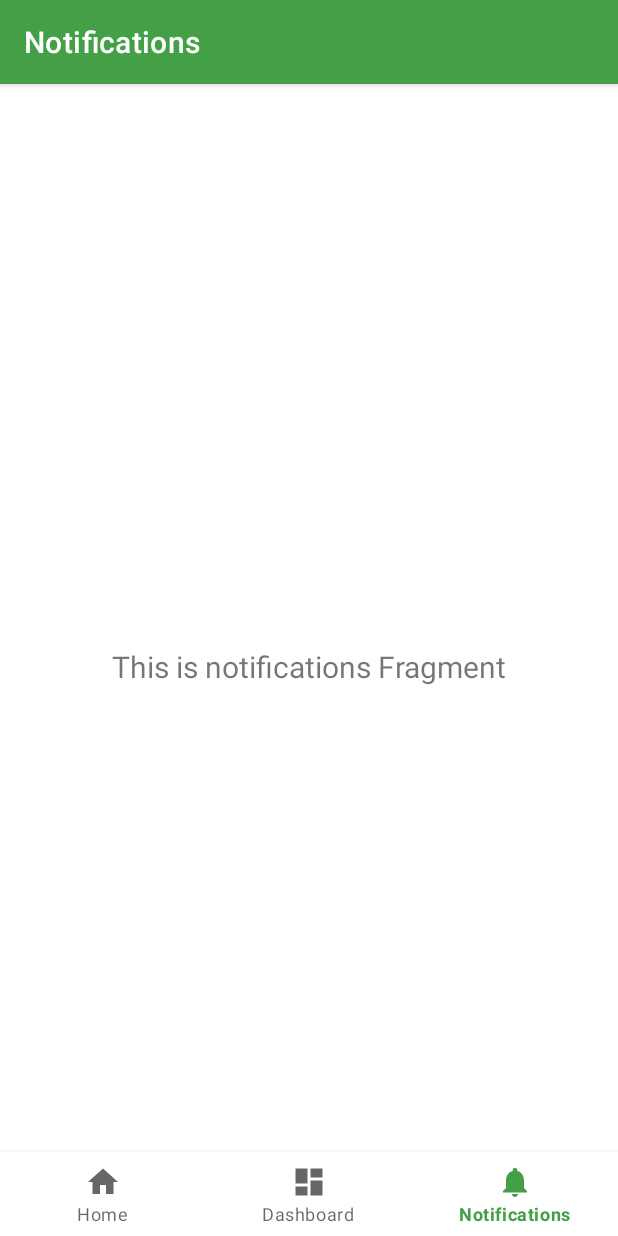
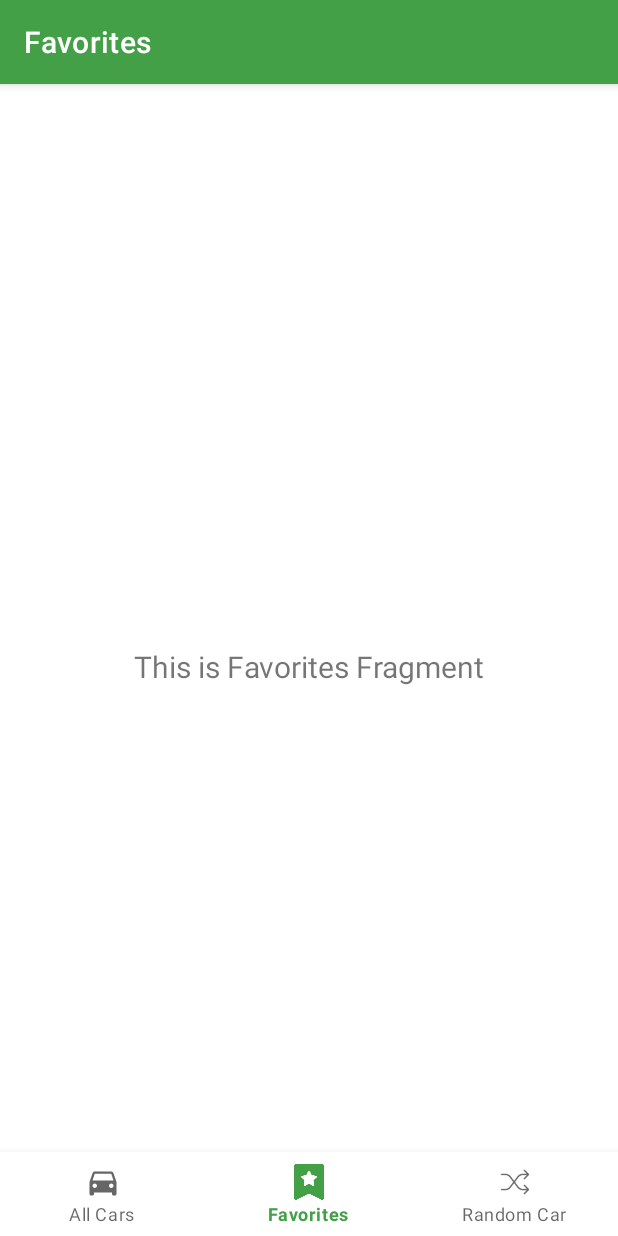
Before and after one commit to DavinderSinghKharoud/FavCars, an Android app: the FavoriteCarsFragment screen opened through its navigation route, on a phone screen of 412 x 824 dp. Run offline under Robolectric (Android 15) with nearby library versions, the phone set to English and light mode, and no system bars; our stand-ins replace Room's generated code, navigation-ui.

```diff
--- a/app/src/main/java/com/example/favcars/view/activities/MainActivity.kt
+++ b/app/src/main/java/com/example/favcars/view/activities/MainActivity.kt
@@ -27,7 +27,7 @@ class MainActivity : AppCompatActivity() {
         // menu should be considered as top level destinations.
         val appBarConfiguration = AppBarConfiguration(
             setOf(
-                R.id.navigation_home, R.id.navigation_dashboard, R.id.navigation_notifications
+                R.id.navigation_all_cars, R.id.navigation_favorite_cars, R.id.navigation_random_cars
             )
         )
         setupActionBarWithNavController(navController, appBarConfiguration)
--- a/app/src/main/java/com/example/favcars/view/fragments/NotificationsFragment.kt
+++ b/app/src/main/java/com/example/favcars/view/fragments/FavoriteCarsFragment.kt
@@ -8,13 +8,13 @@ import android.widget.TextView
 import androidx.fragment.app.Fragment
 import androidx.lifecycle.Observer
 import androidx.lifecycle.ViewModelProvider
-import com.example.favcars.databinding.FragmentNotificationsBinding
-import com.example.favcars.view_model.NotificationsViewModel
+import com.example.favcars.databinding.FragmentFavoriteCarsBinding
+import com.example.favcars.view_model.DashboardViewModel
 
-class NotificationsFragment : Fragment() {
+class FavoriteCarsFragment : Fragment() {
 
-    private lateinit var notificationsViewModel: NotificationsViewModel
-    private var _binding: FragmentNotificationsBinding? = null
+    private lateinit var dashboardViewModel: DashboardViewModel
+    private var _binding: FragmentFavoriteCarsBinding? = null
 
     // This property is only valid between onCreateView and
     // onDestroyView.
@@ -25,14 +25,14 @@ class NotificationsFragment : Fragment() {
         container: ViewGroup?,
         savedInstanceState: Bundle?
     ): View? {
-        notificationsViewModel =
-            ViewModelProvider(this).get(NotificationsViewModel::class.java)
+        dashboardViewModel =
+            ViewModelProvider(this).get(DashboardViewModel::class.java)
 
-        _binding = FragmentNotificationsBinding.inflate(inflater, container, false)
+        _binding = FragmentFavoriteCarsBinding.inflate(inflater, container, false)
         val root: View = binding.root
 
-        val textView: TextView = binding.textNotifications
-        notificationsViewModel.text.observe(viewLifecycleOwner, Observer {
+        val textView: TextView = binding.textDashboard
+        dashboardViewModel.text.observe(viewLifecycleOwner, Observer {
             textView.text = it
         })
         return root
--- a/app/src/main/java/com/example/favcars/view/fragments/DashboardFragment.kt
+++ b/app/src/main/java/com/example/favcars/view/fragments/RandomCarsFragment.kt
@@ -8,13 +8,13 @@ import android.widget.TextView
 import androidx.fragment.app.Fragment
 import androidx.lifecycle.Observer
 import androidx.lifecycle.ViewModelProvider
-import com.example.favcars.databinding.FragmentDashboardBinding
-import com.example.favcars.view_model.DashboardViewModel
+import com.example.favcars.databinding.FragmentRandomCarsBinding
+import com.example.favcars.view_model.NotificationsViewModel
 
-class DashboardFragment : Fragment() {
+class RandomCarsFragment : Fragment() {
 
-    private lateinit var dashboardViewModel: DashboardViewModel
-    private var _binding: FragmentDashboardBinding? = null
+    private lateinit var notificationsViewModel: NotificationsViewModel
+    private var _binding: FragmentRandomCarsBinding? = null
 
     // This property is only valid between onCreateView and
     // onDestroyView.
@@ -25,14 +25,14 @@ class DashboardFragment : Fragment() {
         container: ViewGroup?,
         savedInstanceState: Bundle?
     ): View? {
-        dashboardViewModel =
-            ViewModelProvider(this).get(DashboardViewModel::class.java)
+        notificationsViewModel =
+            ViewModelProvider(this).get(NotificationsViewModel::class.java)
 
-        _binding = FragmentDashboardBinding.inflate(inflater, container, false)
+        _binding = FragmentRandomCarsBinding.inflate(inflater, container, false)
         val root: View = binding.root
 
-        val textView: TextView = binding.textDashboard
-        dashboardViewModel.text.observe(viewLifecycleOwner, Observer {
+        val textView: TextView = binding.textNotifications
+        notificationsViewModel.text.observe(viewLifecycleOwner, Observer {
             textView.text = it
         })
         return root
--- a/app/src/main/java/com/example/favcars/view_model/DashboardViewModel.kt
+++ b/app/src/main/java/com/example/favcars/view_model/DashboardViewModel.kt
@@ -7,7 +7,7 @@ import androidx.lifecycle.ViewModel
 class DashboardViewModel : ViewModel() {
 
     private val _text = MutableLiveData<String>().apply {
-        value = "This is dashboard Fragment"
+        value = "This is Favorites Fragment"
     }
     val text: LiveData<String> = _text
 }
--- a/app/src/main/java/com/example/favcars/view_model/NotificationsViewModel.kt
+++ b/app/src/main/java/com/example/favcars/view_model/NotificationsViewModel.kt
@@ -7,7 +7,7 @@ import androidx.lifecycle.ViewModel
 class NotificationsViewModel : ViewModel() {
 
     private val _text = MutableLiveData<String>().apply {
-        value = "This is notifications Fragment"
+        value = "This is random cars Fragment"
     }
     val text: LiveData<String> = _text
 }
--- /dev/null
+++ b/app/src/main/res/drawable/ic_baseline_favorite_border_24.xml
@@ -0,0 +1,10 @@
+<vector xmlns:android="http://schemas.android.com/apk/res/android"
+    android:width="24dp"
+    android:height="24dp"
+    android:viewportWidth="24"
+    android:viewportHeight="24"
+    android:tint="?attr/colorControlNormal">
+  <path
+      android:fillColor="@android:color/white"
+      android:pathData="M16.5,3c-1.74,0 -3.41,0.81 -4.5,2.09C10.91,3.81 9.24,3 7.5,3 4.42,3 2,5.42 2,8.5c0,3.78 3.4,6.86 8.55,11.54L12,21.35l1.45,-1.32C18.6,15.36 22,12.28 22,8.5 22,5.42 19.58,3 16.5,3zM12.1,18.55l-0.1,0.1 -0.1,-0.1C7.14,14.24 4,11.39 4,8.5 4,6.5 5.5,5 7.5,5c1.54,0 3.04,0.99 3.57,2.36h1.87C13.46,5.99 14.96,5 16.5,5c2,0 3.5,1.5 3.5,3.5 0,2.89 -3.14,5.74 -7.9,10.05z"/>
+</vector>
--- /dev/null
+++ b/app/src/main/res/drawable/ic_car.xml
@@ -0,0 +1,10 @@
+<vector xmlns:android="http://schemas.android.com/apk/res/android"
+    android:width="24dp"
+    android:height="24dp"
+    android:viewportWidth="24"
+    android:viewportHeight="24"
+    android:tint="?attr/colorControlNormal">
+  <path
+      android:fillColor="@android:color/white"
+      android:pathData="M18.92,6.01C18.72,5.42 18.16,5 17.5,5h-11c-0.66,0 -1.21,0.42 -1.42,1.01L3,12v8c0,0.55 0.45,1 1,1h1c0.55,0 1,-0.45 1,-1v-1h12v1c0,0.55 0.45,1 1,1h1c0.55,0 1,-0.45 1,-1v-8l-2.08,-5.99zM6.5,16c-0.83,0 -1.5,-0.67 -1.5,-1.5S5.67,13 6.5,13s1.5,0.67 1.5,1.5S7.33,16 6.5,16zM17.5,16c-0.83,0 -1.5,-0.67 -1.5,-1.5s0.67,-1.5 1.5,-1.5 1.5,0.67 1.5,1.5 -0.67,1.5 -1.5,1.5zM5,11l1.5,-4.5h11L19,11L5,11z"/>
+</vector>
--- a/app/src/main/res/layout/fragment_dashboard.xml
+++ b/app/src/main/res/layout/fragment_favorite_cars.xml
@@ -4,7 +4,7 @@
     xmlns:tools="http://schemas.android.com/tools"
     android:layout_width="match_parent"
     android:layout_height="match_parent"
-    tools:context=".view.fragments.DashboardFragment">
+    tools:context=".view.fragments.FavoriteCarsFragment">
 
     <TextView
         android:id="@+id/text_dashboard"
--- a/app/src/main/res/layout/fragment_notifications.xml
+++ b/app/src/main/res/layout/fragment_random_cars.xml
@@ -4,7 +4,7 @@
     xmlns:tools="http://schemas.android.com/tools"
     android:layout_width="match_parent"
     android:layout_height="match_parent"
-    tools:context=".view.fragments.NotificationsFragment">
+    tools:context=".view.fragments.RandomCarsFragment">
 
     <TextView
         android:id="@+id/text_notifications"
--- a/app/src/main/res/menu/bottom_nav_menu.xml
+++ b/app/src/main/res/menu/bottom_nav_menu.xml
@@ -2,18 +2,18 @@
 <menu xmlns:android="http://schemas.android.com/apk/res/android">
 
     <item
-        android:id="@+id/navigation_home"
-        android:icon="@drawable/ic_home_black_24dp"
-        android:title="@string/title_home" />
+        android:id="@+id/navigation_all_cars"
+        android:icon="@drawable/ic_car"
+        android:title="@string/title_all_cars" />
 
     <item
-        android:id="@+id/navigation_dashboard"
-        android:icon="@drawable/ic_dashboard_black_24dp"
-        android:title="@string/title_dashboard" />
+        android:id="@+id/navigation_favorite_cars"
+        android:icon="@drawable/ic_favorite"
+        android:title="@string/title_favorite_cars" />
 
     <item
-        android:id="@+id/navigation_notifications"
-        android:icon="@drawable/ic_notifications_black_24dp"
-        android:title="@string/title_notifications" />
+        android:id="@+id/navigation_random_cars"
+        android:icon="@drawable/ic_random"
+        android:title="@string/title_random_cars" />
 
 </menu>
--- a/app/src/main/res/navigation/mobile_navigation.xml
+++ b/app/src/main/res/navigation/mobile_navigation.xml
@@ -3,23 +3,23 @@
     xmlns:app="http://schemas.android.com/apk/res-auto"
     xmlns:tools="http://schemas.android.com/tools"
     android:id="@+id/mobile_navigation"
-    app:startDestination="@+id/navigation_home">
+    app:startDestination="@+id/navigation_all_cars">
 
     <fragment
-        android:id="@+id/navigation_home"
+        android:id="@+id/navigation_all_cars"
         android:name="com.example.favcars.view.fragments.AllCarsFragment"
-        android:label="@string/title_home"
+        android:label="@string/title_all_cars"
         tools:layout="@layout/fragment_home" />
 
     <fragment
-        android:id="@+id/navigation_dashboard"
-        android:name="com.example.favcars.view.fragments.DashboardFragment"
-        android:label="@string/title_dashboard"
-        tools:layout="@layout/fragment_dashboard" />
+        android:id="@+id/navigation_favorite_cars"
+        android:name="com.example.favcars.view.fragments.FavoriteCarsFragment"
+        android:label="@string/title_favorite_cars"
+        tools:layout="@layout/fragment_favorite_cars" />
 
     <fragment
-        android:id="@+id/navigation_notifications"
-        android:name="com.example.favcars.view.fragments.NotificationsFragment"
-        android:label="@string/title_notifications"
-        tools:layout="@layout/fragment_notifications" />
+        android:id="@+id/navigation_random_cars"
+        android:name="com.example.favcars.view.fragments.RandomCarsFragment"
+        android:label="@string/title_random_cars"
+        tools:layout="@layout/fragment_random_cars" />
 </navigation>
--- a/app/src/main/res/values/strings.xml
+++ b/app/src/main/res/values/strings.xml
@@ -1,8 +1,8 @@
 <resources>
     <string name="app_name">FavCars</string>
-    <string name="title_home">Home</string>
-    <string name="title_dashboard">Dashboard</string>
-    <string name="title_notifications">Notifications</string>
+    <string name="title_all_cars">All Cars</string>
+    <string name="title_favorite_cars">Favorites</string>
+    <string name="title_random_cars">Random Car</string>
     <string name="splash_screen_title">FavCars</string>
     <string name="add_car">Add Car</string>
 
```
Also changed, not shown: app/src/main/res/drawable/ic_favorite.png (added), app/src/main/res/drawable/ic_random.png (added).
